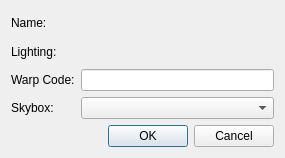
The window that Tools/HolocronToolset/src/ui/dialogs/indoor_settings.ui (th3w1zard1/PyKotor) describes before a commit, drawn with Qt 5.
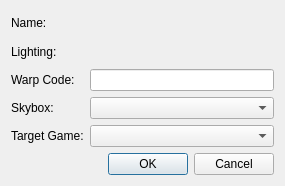
The same window after the commit. Custom widgets are drawn as their Qt base class.

Commit message:
feat: add target game type selection to indoor map settings
- Introduced a new `target_game_type` attribute in the `IndoorMap` class to specify the game type (K1 or TSL/K2).
- Updated the indoor settings dialog to include a dropdown for selecting the target game type, defaulting to the installation's setting.
- Adjusted model conversion and loading processes to respect the selected target game type, ensuring compatibility with both game versions.

This enhancement allows users to explicitly set the game type for indoor maps, improving flexibility and usability in the HolocronToolset.

Patch:
```diff
--- a/Tools/HolocronToolset/src/ui/dialogs/indoor_settings.ui
+++ b/Tools/HolocronToolset/src/ui/dialogs/indoor_settings.ui
@@ -82,6 +82,16 @@
        </property>
       </widget>
      </item>
+     <item row="4" column="0">
+      <widget class="QLabel" name="label_5">
+       <property name="text">
+        <string>Target Game:</string>
+       </property>
+      </widget>
+     </item>
+     <item row="4" column="1">
+      <widget class="QComboBox" name="gameTypeSelect"/>
+     </item>
     </layout>
    </item>
    <item>
```
The commit also changes 2 other files.
